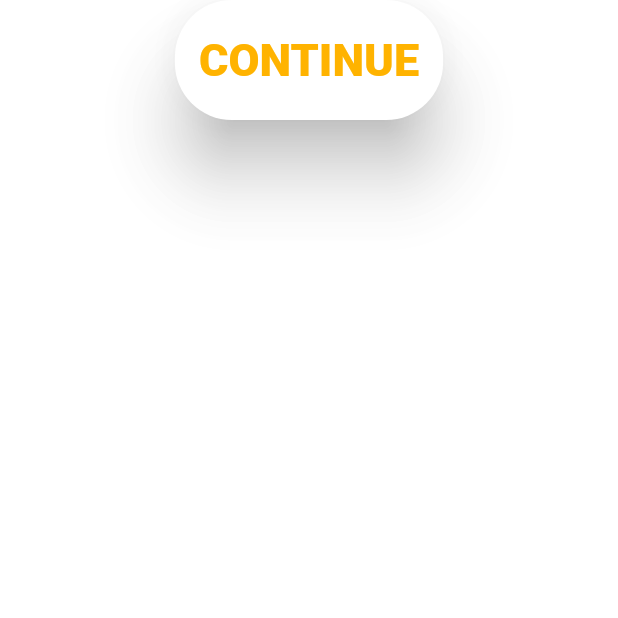
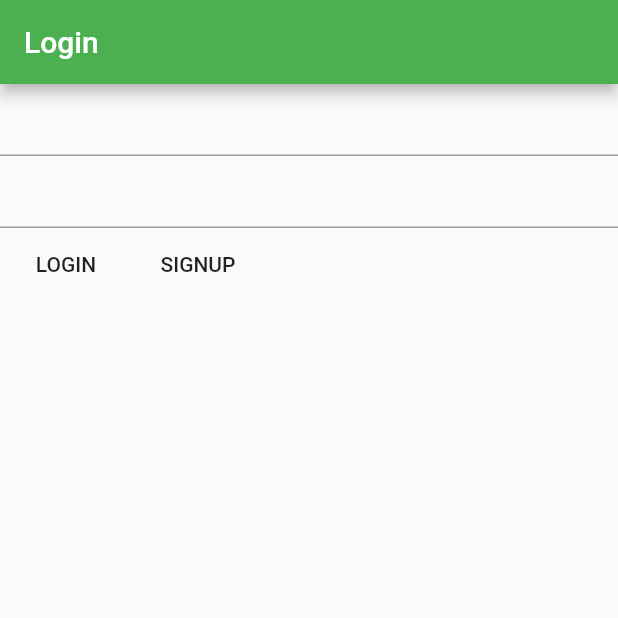
Before and after one commit to aakzsh/altruist, a Flutter app: the screen it shows after launch, on a phone screen of 412 x 824 dp, the top half of it. Run offline on Flutter 3.47's test engine with Material 2 defaults, Android fonts, the phone set to English and light mode, and no system bars; our stand-ins replace carousel_slider, firebase_auth, firebase_core, toggle_switch; accounts and stored records are empty.

Commit message:
add firebase login/signup

```diff
--- a/lib/main.dart
+++ b/lib/main.dart
@@ -1,81 +1,11 @@
+import 'package:firebase_core/firebase_core.dart';
 import 'package:flutter/cupertino.dart';
 import 'package:flutter/material.dart';                      //main library for everything //firebase authentication
 import 'homescreen.dart';              //importing homescreen to access it
+import 'src/app.dart';
 
-void main() {
-  runApp(MyApp());
+void main() async{
+  WidgetsFlutterBinding.ensureInitialized();
+  await Firebase.initializeApp();
+  runApp(App());
 }
-
-class MyApp extends StatelessWidget {
-  @override
-  Widget build(BuildContext context) {
-    return MaterialApp(
-      debugShowCheckedModeBanner: false,
-      title: "Altruist",
-      theme: ThemeData(
-        primarySwatch: Colors.green,
-      ),
-      home: MyHomePage(),
-    );
-  }
-}
-
-class MyHomePage extends StatefulWidget {
-  @override
-  _MyHomePageState createState() => _MyHomePageState();
-}
-
-class _MyHomePageState extends State<MyHomePage> {
-  @override
-  Widget build(BuildContext context) {
-    return Container(
-      decoration: BoxDecoration(
-
-        gradient: LinearGradient(colors: [Colors.white70, Colors.white70]),
-      ),
-      child: Scaffold(
-        body: Column(
-          mainAxisAlignment: MainAxisAlignment.spaceBetween,
-          children: <Widget>[
-
-            Padding(
-              padding: EdgeInsets.only(bottom: 40.0),
-              child: Row(
-                mainAxisAlignment: MainAxisAlignment.spaceAround,
-                children: <Widget>[
-                  MaterialButton(
-                    height: 80.0,
-                    elevation: 20.0,
-                    minWidth: 150.0,
-                    onPressed: () {
-                      Navigator.push(
-                        context,
-                        MaterialPageRoute(
-                          // to navigate to homescreen as for now
-                            builder: (context) => homescreen()),
-                      );
-                    },
-                    child: Text(
-                      "CONTINUE",
-                      style: TextStyle(
-                        fontSize: 30.0,
-                        color: Colors.amber[600],
-                        fontWeight: FontWeight.w900,
-                      ),
-                    ),
-                    shape: RoundedRectangleBorder(
-                      borderRadius: BorderRadius.circular(38.0),
-                    ),
-                    color: Colors.white,
-                  ),
-
-                ],
-              ),
-            )
-          ],
-        ),
-        backgroundColor: Colors.transparent,
-      ),
-    );
-  }
-}
--- /dev/null
+++ b/lib/screens/login.dart
@@ -0,0 +1,53 @@
+import 'package:altruist/homescreen.dart';
+import 'package:firebase_auth/firebase_auth.dart';
+import 'package:flutter/material.dart';
+
+class LoginScreen extends StatefulWidget {
+  @override
+  _LoginScreenState createState() => _LoginScreenState();
+}
+
+class _LoginScreenState extends State<LoginScreen> {
+
+  String _email, _password;
+  final auth = FirebaseAuth.instance;
+
+  @override
+  Widget build(BuildContext context) {
+    return Scaffold(
+      appBar: AppBar(title: Text('Login'),),
+      body: Column(
+        children: <Widget>[
+          TextField(
+            keyboardType: TextInputType.emailAddress,
+            onChanged: (value){
+              setState(() {
+                _email = value.trim();
+              });
+            },
+          ),
+          TextField(
+            obscureText: true,
+            onChanged: (value){
+              setState(() {
+                _password = value.trim();
+              });
+            },
+          ),
+          Row(
+            children: <Widget>[
+              FlatButton(onPressed:(){
+                auth.signInWithEmailAndPassword(email: _email, password: _password);
+                Navigator.of(context).pushReplacement(MaterialPageRoute(builder: (context)=>homescreen()));
+              }, child: Text("LOGIN")),
+              FlatButton(onPressed: (){
+                auth.createUserWithEmailAndPassword(email: _email, password: _password);
+                Navigator.of(context).pushReplacement(MaterialPageRoute(builder: (context)=>homescreen()));
+              }, child: Text("SIGNUP"),)
+            ],
+          ),
+        ],
+      ),
+    );
+  }
+}
--- /dev/null
+++ b/lib/src/app.dart
@@ -0,0 +1,16 @@
+import 'package:altruist/screens/login.dart';
+import 'package:flutter/material.dart';
+
+class App extends StatelessWidget {
+  @override
+  Widget build(BuildContext context) {
+    return MaterialApp(
+      title: 'Altruist',
+      theme: ThemeData(
+        accentColor: Colors.orange,
+        primarySwatch: Colors.green,
+      ),
+      home: LoginScreen(),
+    );
+  }
+}
--- a/pubspec.yaml
+++ b/pubspec.yaml
@@ -25,6 +25,8 @@ dependencies:
     sdk: flutter
   carousel_slider: ^3.0.0
   toggle_switch: ^0.1.8
+  firebase_core: ^0.5.1
+  firebase_auth: ^0.18.2
 
   # The following adds the Cupertino Icons font to your application.
   # Use with the CupertinoIcons class for iOS style icons.
```
Also changed, not shown: lib/homescreen.dart (+10 -2 lines), pubspec.lock, 4 other files.
